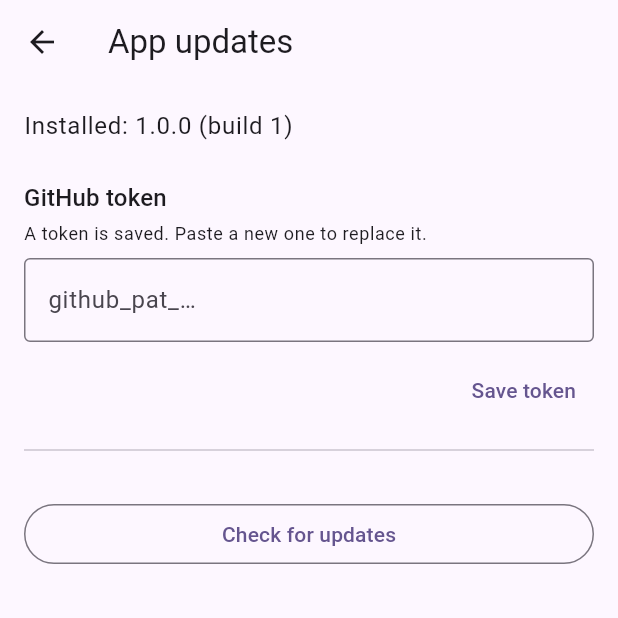
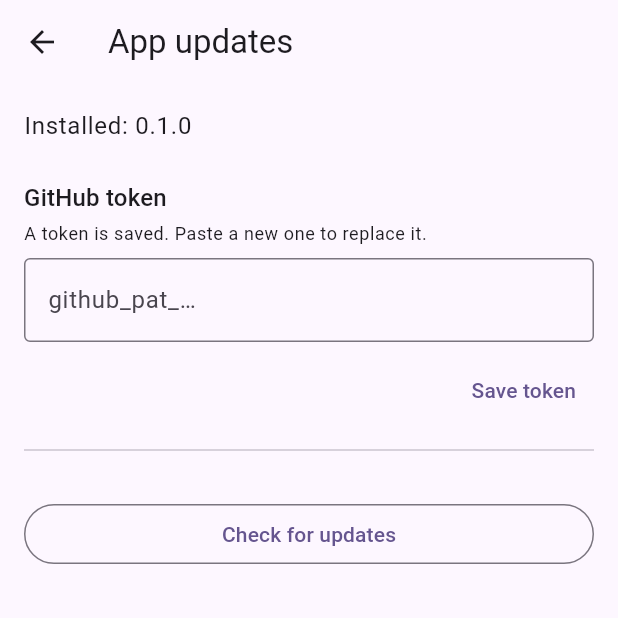
Before and after one commit to eltibu/OpenAide, a Flutter app: the ChatScreen screen opened directly, in the side drawer, after a tap on "App updates", on a phone screen of 412 x 824 dp, the top half of it. Run offline on Flutter 3.47's test engine with Material 3 defaults, Android fonts, the phone set to English and light mode, and no system bars; our stand-ins replace flutter_riverpod, flutter_secure_storage, package_info_plus, socket_io_client, webview_flutter; missing offline and left inert: markdown_widget; accounts and stored records are empty; network calls fail.

Commit message:
Number versions 0.1.x and show APK build errors in CI
Releases are now tagged v0.1.<run> and the app shows 0.1.<run>; the
updater still reads older build-<run> tags. When the APK build fails, its
errors are posted as check annotations.

Co-Authored-By: Claude Opus 5.5 (1M context) <noreply@anthropic.com>
Claude-Session: https://claude.ai/code/session_01LDY2NGJDVvTdV8g4Jy6QUA

```diff
--- a/lib/features/update/update_screen.dart
+++ b/lib/features/update/update_screen.dart
@@ -21,7 +21,7 @@ class _UpdateScreenState extends ConsumerState<UpdateScreen> {
   void initState() {
     super.initState();
     PackageInfo.fromPlatform().then(
-      (i) => setState(() => _version = '${i.version} (build ${i.buildNumber})'),
+      (i) => setState(() => _version = i.version),
     );
     ref
         .read(updaterProvider.notifier)
@@ -93,7 +93,7 @@ class _UpdateScreenState extends ConsumerState<UpdateScreen> {
               crossAxisAlignment: CrossAxisAlignment.start,
               children: [
                 Text(
-                  'Build ${update.build} is available.',
+                  'Version ${versionName(update.build)} is available.',
                   style: theme.textTheme.titleMedium,
                 ),
                 if (update.notes.isNotEmpty) ...[
@@ -158,7 +158,9 @@ class _UpdateBannerState extends ConsumerState<UpdateBanner> {
     return switch (state) {
       UpdateFound(:final update) => MaterialBanner(
         leading: const Icon(Icons.system_update),
-        content: Text('Build ${update.build} is ready to install.'),
+        content: Text(
+          'Version ${versionName(update.build)} is ready to install.',
+        ),
         actions: [
           TextButton(
             onPressed: () => updater.install(update),
--- a/lib/features/update/updater.dart
+++ b/lib/features/update/updater.dart
@@ -60,9 +60,16 @@ class UpdateFailed extends UpdateState {
   final String message;
 }
 
-/// Parses `build-123` (the tag CI gives each release) into 123.
-int? buildFromTag(String? tag) =>
-    tag == null ? null : int.tryParse(tag.replaceFirst('build-', ''));
+/// The build number in a release tag: `v0.1.123` (current) or `build-123`
+/// (older builds) give 123. Version codes only ever go up, so this is what
+/// decides whether a release is newer.
+int? buildFromTag(String? tag) {
+  final m = RegExp(r'^(?:v0\.1\.|build-)(\d+)$').firstMatch(tag ?? '');
+  return m == null ? null : int.parse(m.group(1)!);
+}
+
+/// How a build is shown to people: `0.1.<build>`.
+String versionName(int build) => '0.1.$build';
 
 class Updater extends Notifier<UpdateState> {
   @override
--- a/pubspec.yaml
+++ b/pubspec.yaml
@@ -16,7 +16,7 @@ publish_to: 'none' # Remove this line if you wish to publish to pub.dev
 # https://developer.apple.com/library/archive/documentation/General/Reference/InfoPlistKeyReference/Articles/CoreFoundationKeys.html
 # In Windows, build-name is used as the major, minor, and patch parts
 # of the product and file versions while build-number is used as the build suffix.
-version: 1.0.0+1
+version: 0.1.0+1
 
 environment:
   sdk: ^3.13.7
```
Also changed, not shown: 2 other files.
